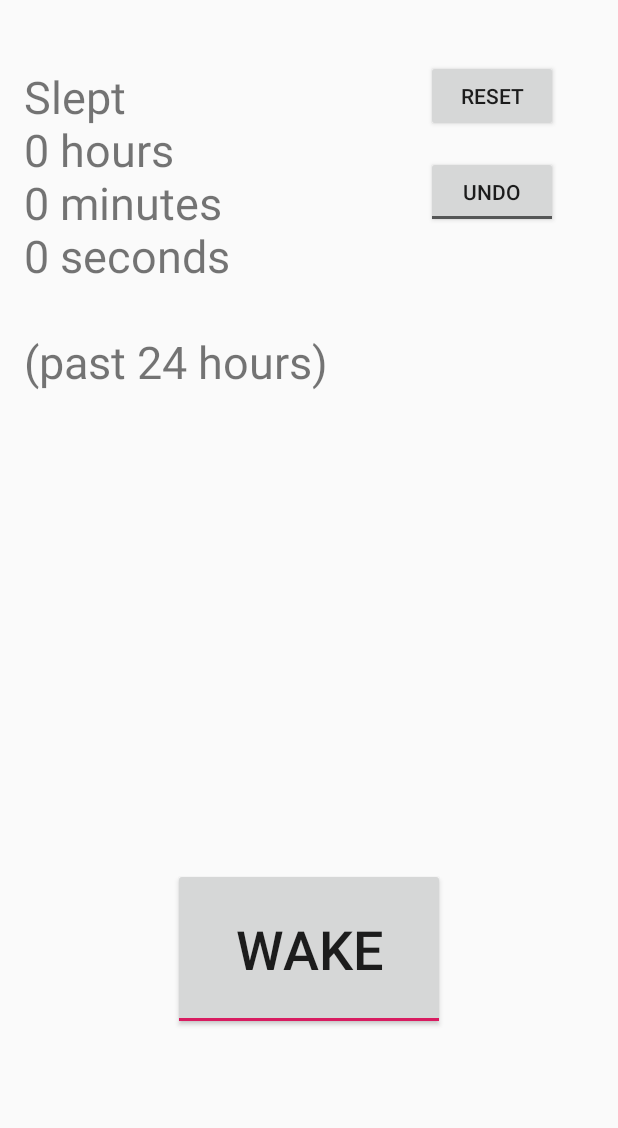
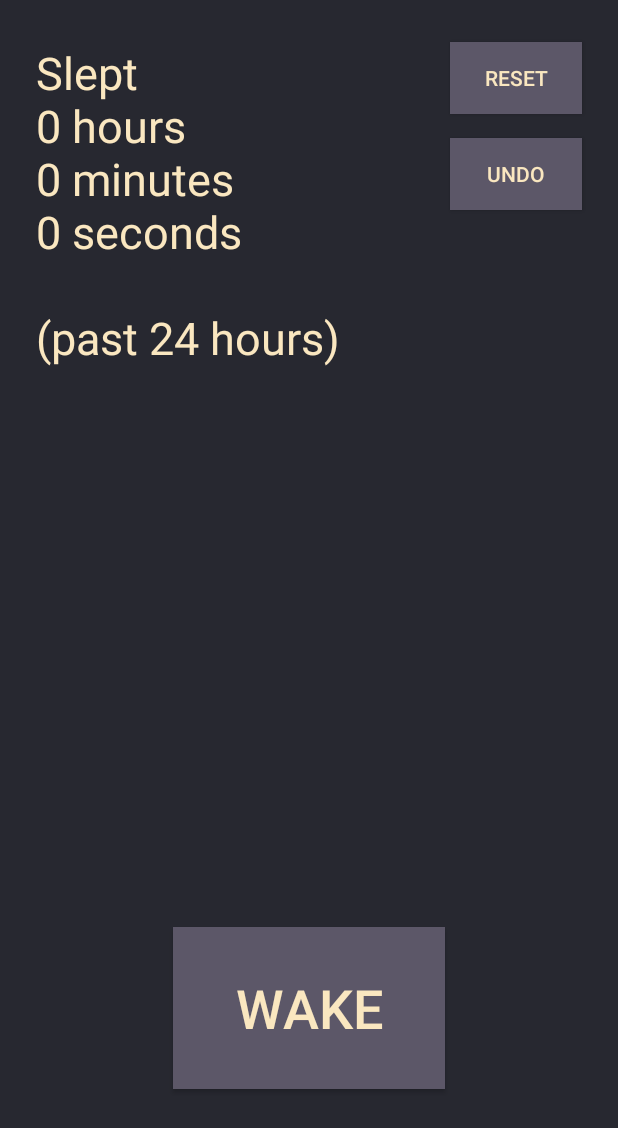
Before and after one commit to Lambbda/ZZZ, an Android app: the screen it shows after launch (MainActivity), on a phone screen of 412 x 824 dp. Shown: the top 1128 px of the screen. Run offline under Robolectric (Android 15) with nearby library versions, the phone set to English and light mode, and no system bars.

Commit message:
tweaked ui

```diff
--- a/app/src/main/res/layout/activity_main.xml
+++ b/app/src/main/res/layout/activity_main.xml
@@ -5,6 +5,7 @@
     android:id="@+id/coordinatorLayout"
     android:layout_width="match_parent"
     android:layout_height="match_parent"
+    android:background="#272830"
     tools:context=".MainActivity">
 
     <com.google.android.material.appbar.AppBarLayout
@@ -21,21 +22,25 @@
         android:id="@+id/button"
         android:layout_width="181dp"
         android:layout_height="108dp"
+        android:background="#5C5768"
+        android:textColor="#FAE7C0"
         android:textOff="Sleep"
         android:textOn="Wake"
         android:textSize="36sp"
         app:layout_constraintBottom_toBottomOf="parent"
         app:layout_constraintEnd_toEndOf="parent"
+        app:layout_constraintHorizontal_bias="0.5"
         app:layout_constraintStart_toStartOf="parent"
         app:layout_constraintTop_toTopOf="parent"
-        app:layout_constraintVertical_bias="0.808" />
+        app:layout_constraintVertical_bias="0.863" />
 
     <TextView
         android:id="@+id/textView"
         android:layout_width="wrap_content"
         android:layout_height="wrap_content"
-        android:layout_marginStart="16dp"
-        android:layout_marginTop="44dp"
+        android:layout_marginStart="24dp"
+        android:layout_marginTop="28dp"
+        android:textColor="#FAE7C0"
         android:textSize="30sp"
         app:layout_constraintStart_toStartOf="parent"
         app:layout_constraintTop_toTopOf="parent"
@@ -45,9 +50,11 @@
         android:id="@+id/buttonclear"
         android:layout_width="wrap_content"
         android:layout_height="wrap_content"
-        android:layout_marginTop="40dp"
-        android:layout_marginEnd="40dp"
+        android:layout_marginTop="28dp"
+        android:layout_marginEnd="24dp"
+        android:background="#5C5768"
         android:text="RESET"
+        android:textColor="#FAE7C0"
         app:layout_constraintEnd_toEndOf="parent"
         app:layout_constraintTop_toTopOf="parent" />
 
@@ -55,9 +62,11 @@
         android:id="@+id/buttonundo"
         android:layout_width="wrap_content"
         android:layout_height="wrap_content"
-        android:layout_marginTop="104dp"
-        android:layout_marginEnd="40dp"
+        android:layout_marginTop="92dp"
+        android:layout_marginEnd="24dp"
+        android:background="#5C5768"
         android:text="ToggleButton"
+        android:textColor="#FAE7C0"
         android:textOff="UNDO"
         android:textOn="REDO"
         app:layout_constraintEnd_toEndOf="parent"
--- a/app/src/main/res/values/colors.xml
+++ b/app/src/main/res/values/colors.xml
@@ -1,6 +1,7 @@
 <?xml version="1.0" encoding="utf-8"?>
 <resources>
-    <color name="colorPrimary">#008577</color>
-    <color name="colorPrimaryDark">#00574B</color>
-    <color name="colorAccent">#D81B60</color>
+    <color name="colorPrimary">#3b495e</color>
+    <color name="colorPrimaryDark">#1d222b</color>
+    <color name="colorAccent">#fcf4c5</color>
+    <color name="colorBackground">#2d3440</color>
 </resources>
```
